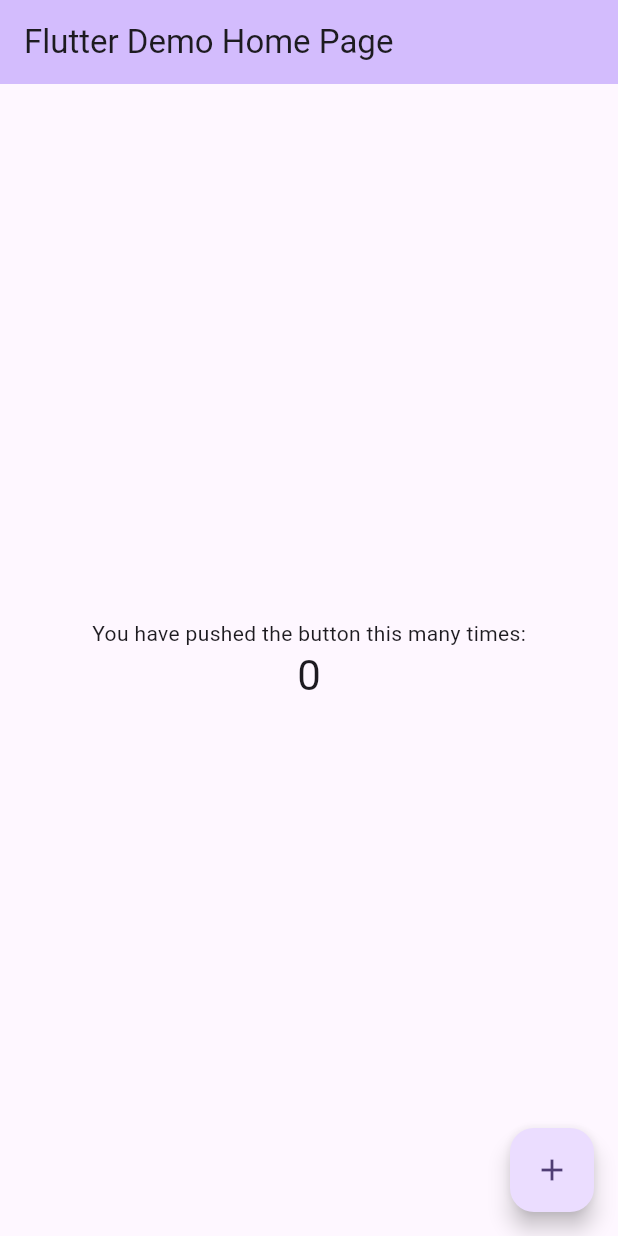
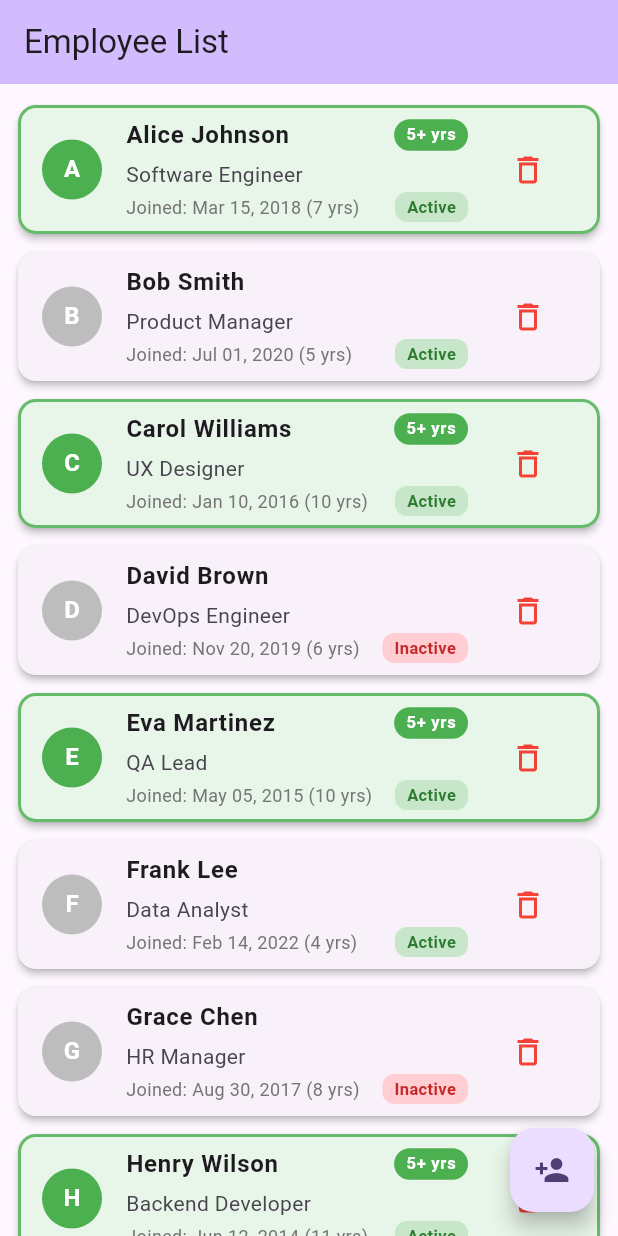
Before and after one commit to fahadscode/Employee-List, a Flutter app: the screen it shows after launch, on a phone screen of 412 x 824 dp. Run offline on Flutter 3.47's test engine with Material 3 defaults, Android fonts, the phone set to English and light mode, and no system bars; our stand-ins replace sqflite; accounts and stored records are empty.

Commit message:
Add employee list app with sqflite database backend
- Employee model with green flag logic (active + 5 years)
- SQLite database helper with CRUD operations and sample data
- Employee list screen with cards showing name, role, join date, status
- Green-highlighted cards for employees active 5+ years
- Add employee dialog with date picker and active toggle
- Delete employee support

https://claude.ai/code/session_016NFxQoPF7rGvX5BCGHTtWZ

```diff
--- /dev/null
+++ b/lib/database/database_helper.dart
@@ -0,0 +1,140 @@
+import 'package:sqflite/sqflite.dart';
+import 'package:path/path.dart';
+import '../models/employee.dart';
+
+class DatabaseHelper {
+  static final DatabaseHelper instance = DatabaseHelper._init();
+  static Database? _database;
+
+  DatabaseHelper._init();
+
+  Future<Database> get database async {
+    if (_database != null) return _database!;
+    _database = await _initDB('employees.db');
+    return _database!;
+  }
+
+  Future<Database> _initDB(String fileName) async {
+    final dbPath = await getDatabasesPath();
+    final path = join(dbPath, fileName);
+
+    return await openDatabase(
+      path,
+      version: 1,
+      onCreate: _createDB,
+    );
+  }
+
+  Future<void> _createDB(Database db, int version) async {
+    await db.execute('''
+      CREATE TABLE employees (
+        id INTEGER PRIMARY KEY AUTOINCREMENT,
+        name TEXT NOT NULL,
+        role TEXT NOT NULL,
+        date_of_joining TEXT NOT NULL,
+        is_active INTEGER NOT NULL
+      )
+    ''');
+
+    await _insertSampleData(db);
+  }
+
+  Future<void> _insertSampleData(Database db) async {
+    final sampleEmployees = [
+      Employee(
+        name: 'Alice Johnson',
+        role: 'Software Engineer',
+        dateOfJoining: DateTime(2018, 3, 15),
+        isActive: true,
+      ),
+      Employee(
+        name: 'Bob Smith',
+        role: 'Product Manager',
+        dateOfJoining: DateTime(2020, 7, 1),
+        isActive: true,
+      ),
+      Employee(
+        name: 'Carol Williams',
+        role: 'UX Designer',
+        dateOfJoining: DateTime(2016, 1, 10),
+        isActive: true,
+      ),
+      Employee(
+        name: 'David Brown',
+        role: 'DevOps Engineer',
+        dateOfJoining: DateTime(2019, 11, 20),
+        isActive: false,
+      ),
+      Employee(
+        name: 'Eva Martinez',
+        role: 'QA Lead',
+        dateOfJoining: DateTime(2015, 5, 5),
+        isActive: true,
+      ),
+      Employee(
+        name: 'Frank Lee',
+        role: 'Data Analyst',
+        dateOfJoining: DateTime(2022, 2, 14),
+        isActive: true,
+      ),
+      Employee(
+        name: 'Grace Chen',
+        role: 'HR Manager',
+        dateOfJoining: DateTime(2017, 8, 30),
+        isActive: false,
+      ),
+      Employee(
+        name: 'Henry Wilson',
+        role: 'Backend Developer',
+        dateOfJoining: DateTime(2014, 6, 12),
+        isActive: true,
+      ),
+      Employee(
+        name: 'Irene Davis',
+        role: 'Frontend Developer',
+        dateOfJoining: DateTime(2021, 9, 1),
+        isActive: true,
+      ),
+      Employee(
+        name: 'Jack Thompson',
+        role: 'CTO',
+        dateOfJoining: DateTime(2013, 4, 22),
+        isActive: true,
+      ),
+    ];
+
+    for (final employee in sampleEmployees) {
+      await db.insert('employees', employee.toMap());
+    }
+  }
+
+  Future<List<Employee>> getAllEmployees() async {
+    final db = await database;
+    final result = await db.query('employees', orderBy: 'name ASC');
+    return result.map((map) => Employee.fromMap(map)).toList();
+  }
+
+  Future<int> insertEmployee(Employee employee) async {
+    final db = await database;
+    return await db.insert('employees', employee.toMap());
+  }
+
+  Future<int> updateEmployee(Employee employee) async {
+    final db = await database;
+    return await db.update(
+      'employees',
+      employee.toMap(),
+      where: 'id = ?',
+      whereArgs: [employee.id],
+    );
+  }
+
+  Future<int> deleteEmployee(int id) async {
+    final db = await database;
+    return await db.delete(
+      'employees',
+      where: 'id = ?',
+      whereArgs: [id],
+    );
+  }
+}
--- a/lib/main.dart
+++ b/lib/main.dart
@@ -1,122 +1,24 @@
 import 'package:flutter/material.dart';
+import 'screens/employee_list_screen.dart';
 
 void main() {
+  WidgetsFlutterBinding.ensureInitialized();
   runApp(const MyApp());
 }
 
 class MyApp extends StatelessWidget {
   const MyApp({super.key});
 
-  // This widget is the root of your application.
   @override
   Widget build(BuildContext context) {
     return MaterialApp(
-      title: 'Flutter Demo',
+      title: 'Employee List',
+      debugShowCheckedModeBanner: false,
       theme: ThemeData(
-        // This is the theme of your application.
-        //
-        // TRY THIS: Try running your application with "flutter run". You'll see
-        // the application has a purple toolbar. Then, without quitting the app,
-        // try changing the seedColor in the colorScheme below to Colors.green
-        // and then invoke "hot reload" (save your changes or press the "hot
-        // reload" button in a Flutter-supported IDE, or press "r" if you used
-        // the command line to start the app).
-        //
-        // Notice that the counter didn't reset back to zero; the application
-        // state is not lost during the reload. To reset the state, use hot
-        // restart instead.
-        //
-        // This works for code too, not just values: Most code changes can be
-        // tested with just a hot reload.
-        colorScheme: .fromSeed(seedColor: Colors.deepPurple),
+        colorScheme: ColorScheme.fromSeed(seedColor: Colors.deepPurple),
+        useMaterial3: true,
       ),
-      home: const MyHomePage(title: 'Flutter Demo Home Page'),
+      home: const EmployeeListScreen(),
     );
   }
 }
-
-class MyHomePage extends StatefulWidget {
-  const MyHomePage({super.key, required this.title});
-
-  // This widget is the home page of your application. It is stateful, meaning
-  // that it has a State object (defined below) that contains fields that affect
-  // how it looks.
-
-  // This class is the configuration for the state. It holds the values (in this
-  // case the title) provided by the parent (in this case the App widget) and
-  // used by the build method of the State. Fields in a Widget subclass are
-  // always marked "final".
-
-  final String title;
-
-  @override
-  State<MyHomePage> createState() => _MyHomePageState();
-}
-
-class _MyHomePageState extends State<MyHomePage> {
-  int _counter = 0;
-
-  void _incrementCounter() {
-    setState(() {
-      // This call to setState tells the Flutter framework that something has
-      // changed in this State, which causes it to rerun the build method below
-      // so that the display can reflect the updated values. If we changed
-      // _counter without calling setState(), then the build method would not be
-      // called again, and so nothing would appear to happen.
-      _counter++;
-    });
-  }
-
-  @override
-  Widget build(BuildContext context) {
-    // This method is rerun every time setState is called, for instance as done
-    // by the _incrementCounter method above.
-    //
-    // The Flutter framework has been optimized to make rerunning build methods
-    // fast, so that you can just rebuild anything that needs updating rather
-    // than having to individually change instances of widgets.
-    return Scaffold(
-      appBar: AppBar(
-        // TRY THIS: Try changing the color here to a specific color (to
-        // Colors.amber, perhaps?) and trigger a hot reload to see the AppBar
-        // change color while the other colors stay the same.
-        backgroundColor: Theme.of(context).colorScheme.inversePrimary,
-        // Here we take the value from the MyHomePage object that was created by
-        // the App.build method, and use it to set our appbar title.
-        title: Text(widget.title),
-      ),
-      body: Center(
-        // Center is a layout widget. It takes a single child and positions it
-        // in the middle of the parent.
-        child: Column(
-          // Column is also a layout widget. It takes a list of children and
-          // arranges them vertically. By default, it sizes itself to fit its
-          // children horizontally, and tries to be as tall as its parent.
-          //
-          // Column has various properties to control how it sizes itself and
-          // how it positions its children. Here we use mainAxisAlignment to
-          // center the children vertically; the main axis here is the vertical
-          // axis because Columns are vertical (the cross axis would be
-          // horizontal).
-          //
-          // TRY THIS: Invoke "debug painting" (choose the "Toggle Debug Paint"
-          // action in the IDE, or press "p" in the console), to see the
-          // wireframe for each widget.
-          mainAxisAlignment: .center,
-          children: [
-            const Text('You have pushed the button this many times:'),
-            Text(
-              '$_counter',
-              style: Theme.of(context).textTheme.headlineMedium,
-            ),
-          ],
-        ),
-      ),
-      floatingActionButton: FloatingActionButton(
-        onPressed: _incrementCounter,
-        tooltip: 'Increment',
-        child: const Icon(Icons.add),
-      ),
-    );
-  }
-}
--- /dev/null
+++ b/lib/models/employee.dart
@@ -0,0 +1,41 @@
+class Employee {
+  final int? id;
+  final String name;
+  final String role;
+  final DateTime dateOfJoining;
+  final bool isActive;
+
+  Employee({
+    this.id,
+    required this.name,
+    required this.role,
+    required this.dateOfJoining,
+    required this.isActive,
+  });
+
+  int get yearsInOrganization {
+    return DateTime.now().difference(dateOfJoining).inDays ~/ 365;
+  }
+
+  bool get shouldFlagGreen => isActive && yearsInOrganization > 5;
+
+  Map<String, dynamic> toMap() {
+    return {
+      'id': id,
+      'name': name,
+      'role': role,
+      'date_of_joining': dateOfJoining.toIso8601String(),
+      'is_active': isActive ? 1 : 0,
+    };
+  }
+
+  factory Employee.fromMap(Map<String, dynamic> map) {
+    return Employee(
+      id: map['id'] as int?,
+      name: map['name'] as String,
+      role: map['role'] as String,
+      dateOfJoining: DateTime.parse(map['date_of_joining'] as String),
+      isActive: (map['is_active'] as int) == 1,
+    );
+  }
+}
--- /dev/null
+++ b/lib/screens/employee_list_screen.dart
@@ -0,0 +1,288 @@
+import 'package:flutter/material.dart';
+import 'package:intl/intl.dart';
+import '../database/database_helper.dart';
+import '../models/employee.dart';
+
+class EmployeeListScreen extends StatefulWidget {
+  const EmployeeListScreen({super.key});
+
+  @override
+  State<EmployeeListScreen> createState() => _EmployeeListScreenState();
+}
+
+class _EmployeeListScreenState extends State<EmployeeListScreen> {
+  late Future<List<Employee>> _employeesFuture;
+
+  @override
+  void initState() {
+    super.initState();
+    _employeesFuture = DatabaseHelper.instance.getAllEmployees();
+  }
+
+  void _refreshEmployees() {
+    setState(() {
+      _employeesFuture = DatabaseHelper.instance.getAllEmployees();
+    });
+  }
+
+  @override
+  Widget build(BuildContext context) {
+    return Scaffold(
+      appBar: AppBar(
+        title: const Text('Employee List'),
+        backgroundColor: Theme.of(context).colorScheme.inversePrimary,
+      ),
+      body: FutureBuilder<List<Employee>>(
+        future: _employeesFuture,
+        builder: (context, snapshot) {
+          if (snapshot.connectionState == ConnectionState.waiting) {
+            return const Center(child: CircularProgressIndicator());
+          }
+
+          if (snapshot.hasError) {
+            return Center(
+              child: Text('Error loading employees: ${snapshot.error}'),
+            );
+          }
+
+          final employees = snapshot.data!;
+
+          if (employees.isEmpty) {
+            return const Center(child: Text('No employees found.'));
+          }
+
+          return ListView.builder(
+            padding: const EdgeInsets.all(8),
+            itemCount: employees.length,
+            itemBuilder: (context, index) {
+              return _EmployeeCard(
+                employee: employees[index],
+                onDelete: () => _deleteEmployee(employees[index].id!),
+              );
+            },
+          );
+        },
+      ),
+      floatingActionButton: FloatingActionButton(
+        onPressed: () => _showAddEmployeeDialog(context),
+        child: const Icon(Icons.person_add),
+      ),
+    );
+  }
+
+  Future<void> _deleteEmployee(int id) async {
+    await DatabaseHelper.instance.deleteEmployee(id);
+    _refreshEmployees();
+  }
+
+  void _showAddEmployeeDialog(BuildContext context) {
+    final nameController = TextEditingController();
+    final roleController = TextEditingController();
+    final dateController = TextEditingController();
+    DateTime? selectedDate;
+    bool isActive = true;
+
+    showDialog(
+      context: context,
+      builder: (context) {
+        return StatefulBuilder(
+          builder: (context, setDialogState) {
+            return AlertDialog(
+              title: const Text('Add Employee'),
+              content: SingleChildScrollView(
+                child: Column(
+                  mainAxisSize: MainAxisSize.min,
+                  children: [
+                    TextField(
+                      controller: nameController,
+                      decoration: const InputDecoration(
+                        labelText: 'Name',
+                        border: OutlineInputBorder(),
+                      ),
+                    ),
+                    const SizedBox(height: 12),
+                    TextField(
+                      controller: roleController,
+                      decoration: const InputDecoration(
+                        labelText: 'Role',
+                        border: OutlineInputBorder(),
+                      ),
+                    ),
+                    const SizedBox(height: 12),
+                    TextField(
+                      controller: dateController,
+                      readOnly: true,
+                      decoration: const InputDecoration(
+                        labelText: 'Date of Joining',
+                        border: OutlineInputBorder(),
+                        suffixIcon: Icon(Icons.calendar_today),
+                      ),
+                      onTap: () async {
+                        final date = await showDatePicker(
+                          context: context,
+                          initialDate: DateTime.now(),
+                          firstDate: DateTime(2000),
+                          lastDate: DateTime.now(),
+                        );
+                        if (date != null) {
+                          selectedDate = date;
+                          dateController.text =
+                              DateFormat('yyyy-MM-dd').format(date);
+                        }
+                      },
+                    ),
+                    const SizedBox(height: 12),
+                    SwitchListTile(
+                      title: const Text('Active'),
+                      value: isActive,
+                      onChanged: (value) {
+                        setDialogState(() => isActive = value);
+                      },
+                    ),
+                  ],
+                ),
+              ),
+              actions: [
+                TextButton(
+                  onPressed: () => Navigator.pop(context),
+                  child: const Text('Cancel'),
+                ),
+                FilledButton(
+                  onPressed: () async {
+                    if (nameController.text.isEmpty ||
+                        roleController.text.isEmpty ||
+                        selectedDate == null) {
+                      ScaffoldMessenger.of(context).showSnackBar(
+                        const SnackBar(
+                          content: Text('Please fill all fields.'),
+                        ),
+                      );
+                      return;
+                    }
+
+                    final employee = Employee(
+                      name: nameController.text.trim(),
+                      role: roleController.text.trim(),
+                      dateOfJoining: selectedDate!,
+                      isActive: isActive,
+                    );
+
+                    await DatabaseHelper.instance.insertEmployee(employee);
+                    if (context.mounted) Navigator.pop(context);
+                    _refreshEmployees();
+                  },
+                  child: const Text('Add'),
+                ),
+              ],
+            );
+          },
+        );
+      },
+    );
+  }
+}
+
+class _EmployeeCard extends StatelessWidget {
+  final Employee employee;
+  final VoidCallback onDelete;
+
+  const _EmployeeCard({required this.employee, required this.onDelete});
+
+  @override
+  Widget build(BuildContext context) {
+    final bool flagGreen = employee.shouldFlagGreen;
+    final dateFormat = DateFormat('MMM dd, yyyy');
+
+    return Card(
+      color: flagGreen ? Colors.green.shade50 : null,
+      shape: RoundedRectangleBorder(
+        borderRadius: BorderRadius.circular(12),
+        side: flagGreen
+            ? BorderSide(color: Colors.green.shade400, width: 2)
+            : BorderSide.none,
+      ),
+      elevation: 2,
+      margin: const EdgeInsets.symmetric(vertical: 6, horizontal: 4),
+      child: ListTile(
+        leading: CircleAvatar(
+          backgroundColor: flagGreen ? Colors.green : Colors.grey.shade400,
+          child: Text(
+            employee.name[0].toUpperCase(),
+            style: const TextStyle(
+              color: Colors.white,
+              fontWeight: FontWeight.bold,
+            ),
+          ),
+        ),
+        title: Row(
+          children: [
+            Expanded(
+              child: Text(
+                employee.name,
+                style: const TextStyle(fontWeight: FontWeight.bold),
+              ),
+            ),
+            if (flagGreen)
+              Container(
+                padding: const EdgeInsets.symmetric(horizontal: 8, vertical: 2),
+                decoration: BoxDecoration(
+                  color: Colors.green,
+                  borderRadius: BorderRadius.circular(12),
+                ),
+                child: const Text(
+                  '5+ yrs',
+                  style: TextStyle(
+                    color: Colors.white,
+                    fontSize: 11,
+                    fontWeight: FontWeight.bold,
+                  ),
+                ),
+              ),
+          ],
+        ),
+        subtitle: Column(
+          crossAxisAlignment: CrossAxisAlignment.start,
+          children: [
+            const SizedBox(height: 4),
+            Text(employee.role),
+            const SizedBox(height: 2),
+            Row(
+              children: [
+                Text(
+                  'Joined: ${dateFormat.format(employee.dateOfJoining)} '
+                  '(${employee.yearsInOrganization} yrs)',
+                  style: TextStyle(fontSize: 12, color: Colors.grey.shade600),
+                ),
+                const Spacer(),
+                Container(
+                  padding:
+                      const EdgeInsets.symmetric(horizontal: 8, vertical: 2),
+                  decoration: BoxDecoration(
+                    color: employee.isActive
+                        ? Colors.green.shade100
+                        : Colors.red.shade100,
+                    borderRadius: BorderRadius.circular(8),
+                  ),
+                  child: Text(
+                    employee.isActive ? 'Active' : 'Inactive',
+                    style: TextStyle(
+                      fontSize: 11,
+                      fontWeight: FontWeight.w600,
+                      color: employee.isActive
+                          ? Colors.green.shade800
+                          : Colors.red.shade800,
+                    ),
+                  ),
+                ),
+              ],
+            ),
+          ],
+        ),
+        trailing: IconButton(
+          icon: const Icon(Icons.delete_outline, color: Colors.red),
+          onPressed: onDelete,
+        ),
+      ),
+    );
+  }
+}
--- a/pubspec.yaml
+++ b/pubspec.yaml
@@ -31,9 +31,10 @@ dependencies:
   flutter:
     sdk: flutter
 
-  # The following adds the Cupertino Icons font to your application.
-  # Use with the CupertinoIcons class for iOS style icons.
   cupertino_icons: ^1.0.8
+  sqflite: ^2.4.2
+  path: ^1.9.0
+  intl: ^0.20.2
 
 dev_dependencies:
   flutter_test:
```
Also changed, not shown: 1 other file.
